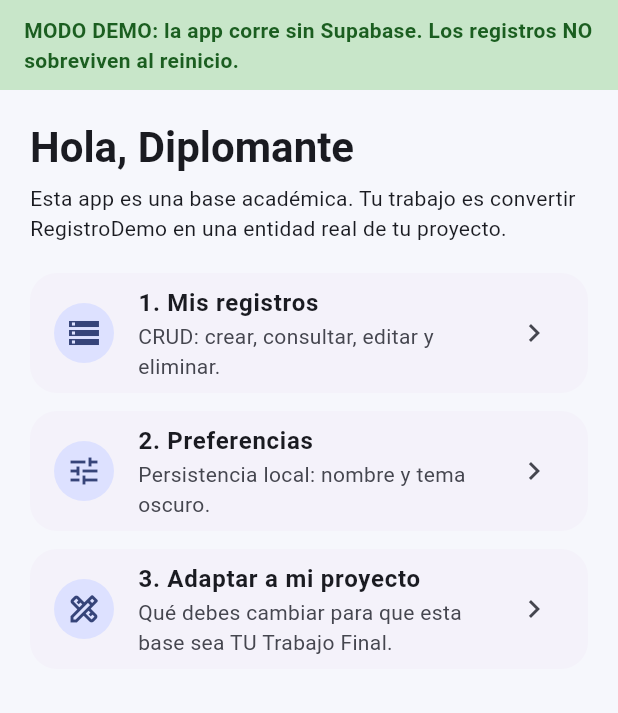
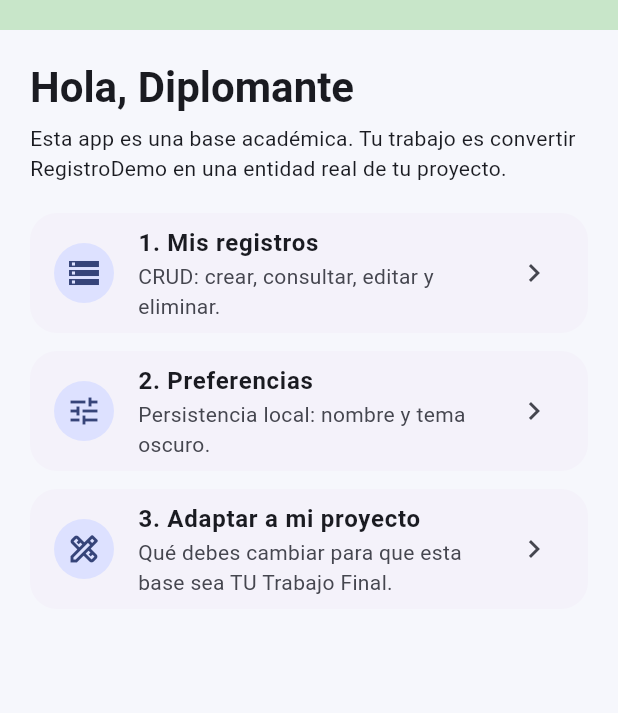
Before and after one commit to ruizalex12/PROYECTOFINAL, a Flutter app: the HomeScreen screen opened directly, on a phone screen of 412 x 824 dp, the part 84-797 px from its top. Run offline on Flutter 3.47's test engine with Material 3 defaults, Android fonts, the light colour scheme and no system bars; our stand-ins replace shared_preferences, supabase_flutter; accounts and stored records are empty.

```diff
--- a/lib/widgets/status_banner.dart
+++ b/lib/widgets/status_banner.dart
@@ -10,15 +10,7 @@ class StatusBanner extends StatelessWidget {
       width: double.infinity,
       padding: const EdgeInsets.symmetric(horizontal: 16, vertical: 10),
       color: Colors.green.shade100,
-      child: Text(
-        demoMode
-            ? 'MODO DEMO: la app corre sin Supabase. Los registros NO sobreviven al reinicio.'
-            : 'MODO SUPABASE: autenticación + base de datos + RLS activas.',
-        style: TextStyle(
-          color: Colors.green.shade900,
-          fontWeight: FontWeight.w700,
-        ),
-      ),
+
     );
   }
 }
```
